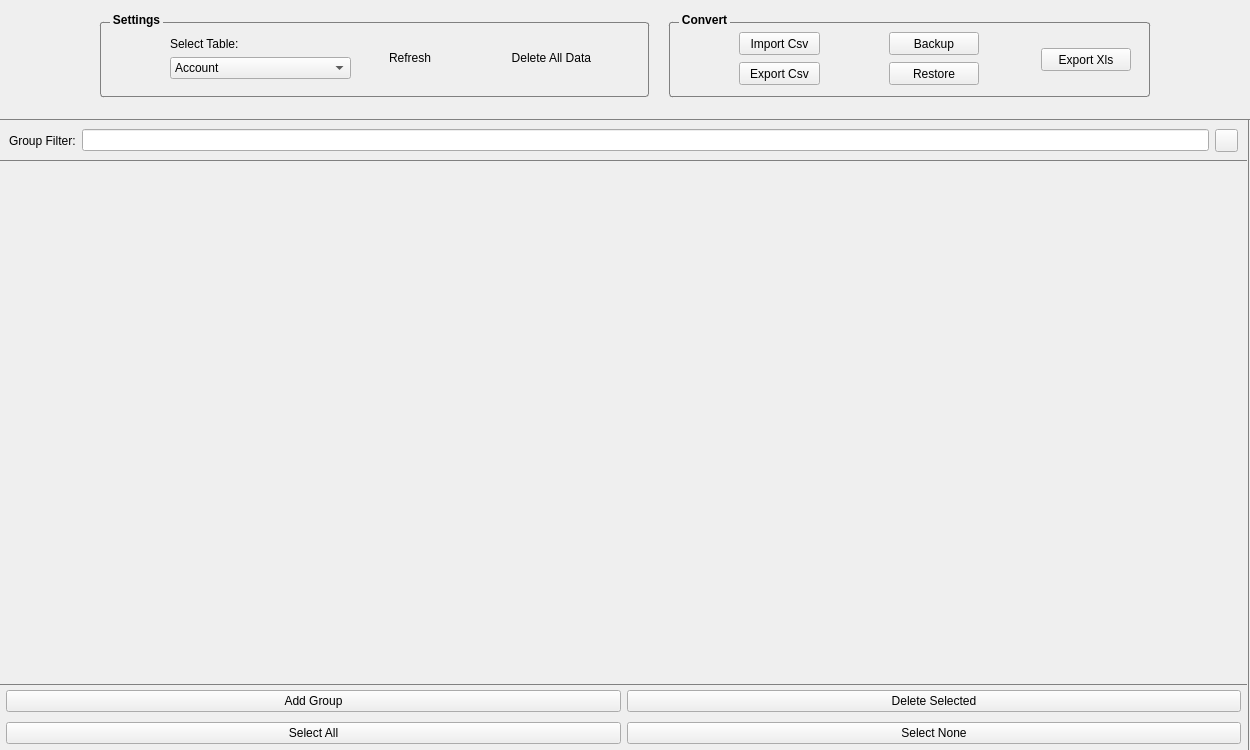
This is Engine/databaseadmin.ui in bablosoft/BAS as Qt 5 draws it before an edit. The edited form follows.
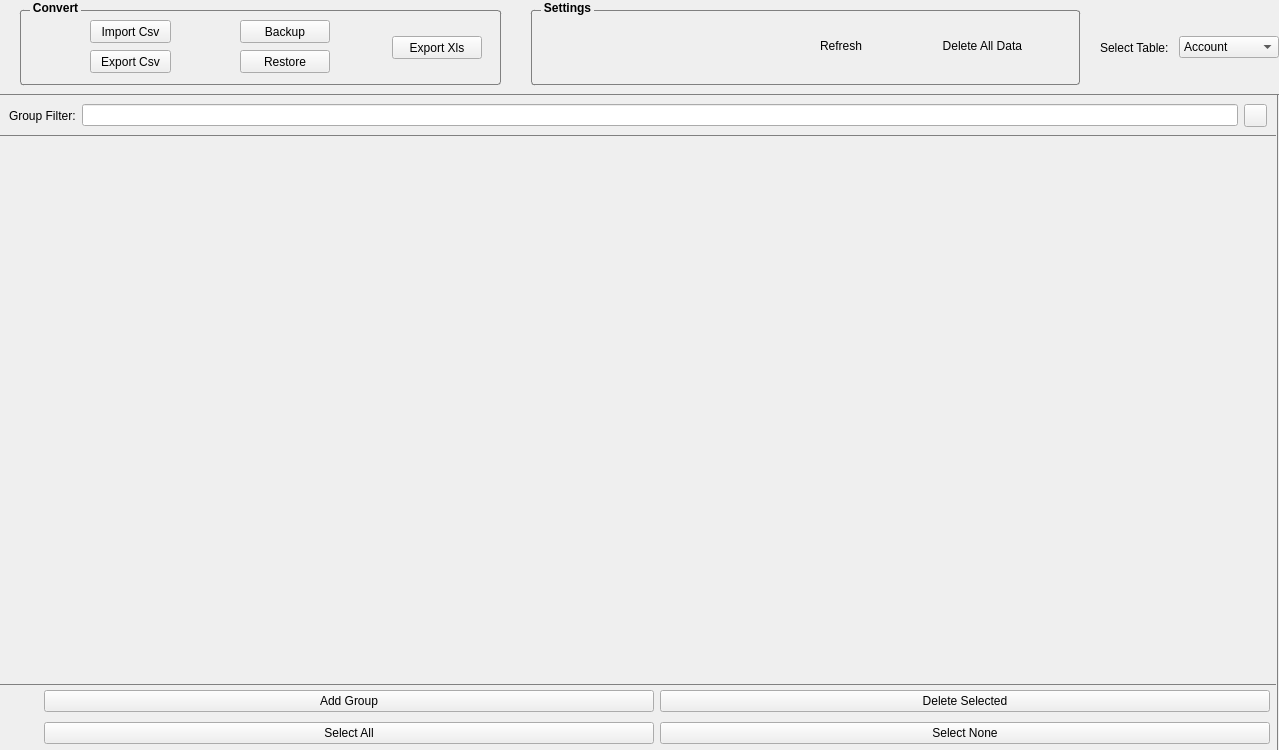
This is the edited form. Icons and pictures are not drawn. Custom widgets are drawn as their Qt base class.

```diff
--- a/Engine/databaseadmin.ui
+++ b/Engine/databaseadmin.ui
@@ -39,7 +39,7 @@
        <property name="minimumSize">
         <size>
          <width>0</width>
-         <height>120</height>
+         <height>45</height>
         </size>
        </property>
        <property name="maximumSize">
@@ -57,10 +57,10 @@
        </property>
        <layout class="QHBoxLayout" name="horizontalLayout">
         <property name="spacing">
-         <number>0</number>
+         <number>10</number>
         </property>
         <property name="leftMargin">
-         <number>0</number>
+         <number>10</number>
         </property>
         <property name="topMargin">
          <number>0</number>
@@ -71,210 +71,6 @@
         <property name="bottomMargin">
          <number>0</number>
         </property>
-        <item>
-         <spacer name="horizontalSpacer_2">
-          <property name="orientation">
-           <enum>Qt::Horizontal</enum>
-          </property>
-          <property name="sizeHint" stdset="0">
-           <size>
-            <width>40</width>
-            <height>20</height>
-           </size>
-          </property>
-         </spacer>
-        </item>
-        <item>
-         <widget class="QGroupBox" name="groupBox_2">
-          <property name="minimumSize">
-           <size>
-            <width>569</width>
-            <height>95</height>
-           </size>
-          </property>
-          <property name="maximumSize">
-           <size>
-            <width>241</width>
-            <height>95</height>
-           </size>
-          </property>
-          <property name="styleSheet">
-           <string notr="true">QGroupBox {
-   border: 1px solid gray;
-   border-radius: 3px;
-   margin: 10px;
-   padding: 0px;
-   font-weight: bold;
-}
-QGroupBox::title {
-     subcontrol-origin: margin;
-     subcontrol-position: top left; 
-   padding:1px;
-   left: 20px;
- }
-QGroupBox::indicator:checked {
-     image: url(:/engine/images/Types/FixedNumber.png);
-width:34px;
-height:34px;
- }
-QGroupBox::indicator:unchecked
-{
-	image: url(:/engine/images/stop_small.png);
- }</string>
-          </property>
-          <property name="title">
-           <string>Settings</string>
-          </property>
-          <widget class="QLabel" name="label">
-           <property name="geometry">
-            <rect>
-             <x>80</x>
-             <y>20</y>
-             <width>111</width>
-             <height>23</height>
-            </rect>
-           </property>
-           <property name="text">
-            <string>Select Table:</string>
-           </property>
-          </widget>
-          <widget class="QComboBox" name="Tables">
-           <property name="geometry">
-            <rect>
-             <x>80</x>
-             <y>45</y>
-             <width>181</width>
-             <height>22</height>
-            </rect>
-           </property>
-           <item>
-            <property name="text">
-             <string>Account</string>
-            </property>
-           </item>
-           <item>
-            <property name="text">
-             <string>Tweet</string>
-            </property>
-           </item>
-          </widget>
-          <widget class="QLabel" name="label_5">
-           <property name="geometry">
-            <rect>
-             <x>30</x>
-             <y>30</y>
-             <width>32</width>
-             <height>32</height>
-            </rect>
-           </property>
-           <property name="minimumSize">
-            <size>
-             <width>32</width>
-             <height>32</height>
-            </size>
-           </property>
-           <property name="maximumSize">
-            <size>
-             <width>32</width>
-             <height>32</height>
-            </size>
-           </property>
-           <property name="text">
-            <string/>
-           </property>
-           <property name="pixmap">
-            <pixmap resource="engine.qrc">:/engine/images/table.png</pixmap>
-           </property>
-           <property name="scaledContents">
-            <bool>true</bool>
-           </property>
-          </widget>
-          <widget class="QLabel" name="label_6">
-           <property name="geometry">
-            <rect>
-             <x>270</x>
-             <y>30</y>
-             <width>71</width>
-             <height>31</height>
-            </rect>
-           </property>
-           <property name="text">
-            <string>Refresh</string>
-           </property>
-           <property name="alignment">
-            <set>Qt::AlignRight|Qt::AlignTrailing|Qt::AlignVCenter</set>
-           </property>
-          </widget>
-          <widget class="QPushButton" name="RefreshButton">
-           <property name="geometry">
-            <rect>
-             <x>350</x>
-             <y>30</y>
-             <width>31</width>
-             <height>31</height>
-            </rect>
-           </property>
-           <property name="text">
-            <string/>
-           </property>
-           <property name="icon">
-            <iconset resource="engine.qrc">
-             <normaloff>:/engine/images/refresh.png</normaloff>:/engine/images/refresh.png</iconset>
-           </property>
-           <property name="iconSize">
-            <size>
-             <width>32</width>
-             <height>32</height>
-            </size>
-           </property>
-           <property name="flat">
-            <bool>true</bool>
-           </property>
-          </widget>
-          <widget class="QPushButton" name="DeleteAllButton">
-           <property name="geometry">
-            <rect>
-             <x>510</x>
-             <y>30</y>
-             <width>31</width>
-             <height>31</height>
-            </rect>
-           </property>
-           <property name="text">
-            <string/>
-           </property>
-           <property name="icon">
-            <iconset resource="engine.qrc">
-             <normaloff>:/engine/images/delete_all.png</normaloff>:/engine/images/delete_all.png</iconset>
-           </property>
-           <property name="iconSize">
-            <size>
-             <width>32</width>
-             <height>32</height>
-            </size>
-           </property>
-           <property name="flat">
-            <bool>true</bool>
-           </property>
-          </widget>
-          <widget class="QLabel" name="label_7">
-           <property name="geometry">
-            <rect>
-             <x>400</x>
-             <y>30</y>
-             <width>101</width>
-             <height>31</height>
-            </rect>
-           </property>
-           <property name="text">
-            <string>Delete All Data</string>
-           </property>
-           <property name="alignment">
-            <set>Qt::AlignRight|Qt::AlignTrailing|Qt::AlignVCenter</set>
-           </property>
-          </widget>
-         </widget>
-        </item>
         <item>
          <widget class="QGroupBox" name="groupBox">
           <property name="minimumSize">
@@ -438,6 +234,169 @@
             <string>Export Xls</string>
            </property>
           </widget>
+          <zorder>ImportCsv</zorder>
+          <zorder>ExportCsv</zorder>
+          <zorder>label_2</zorder>
+          <zorder>label_3</zorder>
+          <zorder>Backup</zorder>
+          <zorder>Restore</zorder>
+          <zorder>label_4</zorder>
+          <zorder>ExportXls</zorder>
+          <zorder>label</zorder>
+         </widget>
+        </item>
+        <item>
+         <widget class="QGroupBox" name="groupBox_2">
+          <property name="minimumSize">
+           <size>
+            <width>569</width>
+            <height>95</height>
+           </size>
+          </property>
+          <property name="maximumSize">
+           <size>
+            <width>241</width>
+            <height>95</height>
+           </size>
+          </property>
+          <property name="styleSheet">
+           <string notr="true">QGroupBox {
+   border: 1px solid gray;
+   border-radius: 3px;
+   margin: 10px;
+   padding: 0px;
+   font-weight: bold;
+}
+QGroupBox::title {
+     subcontrol-origin: margin;
+     subcontrol-position: top left; 
+   padding:1px;
+   left: 20px;
+ }
+QGroupBox::indicator:checked {
+     image: url(:/engine/images/Types/FixedNumber.png);
+width:34px;
+height:34px;
+ }
+QGroupBox::indicator:unchecked
+{
+	image: url(:/engine/images/stop_small.png);
+ }</string>
+          </property>
+          <property name="title">
+           <string>Settings</string>
+          </property>
+          <widget class="QLabel" name="label_6">
+           <property name="geometry">
+            <rect>
+             <x>270</x>
+             <y>30</y>
+             <width>71</width>
+             <height>31</height>
+            </rect>
+           </property>
+           <property name="text">
+            <string>Refresh</string>
+           </property>
+           <property name="alignment">
+            <set>Qt::AlignRight|Qt::AlignTrailing|Qt::AlignVCenter</set>
+           </property>
+          </widget>
+          <widget class="QPushButton" name="RefreshButton">
+           <property name="geometry">
+            <rect>
+             <x>350</x>
+             <y>30</y>
+             <width>31</width>
+             <height>31</height>
+            </rect>
+           </property>
+           <property name="text">
+            <string/>
+           </property>
+           <property name="icon">
+            <iconset resource="engine.qrc">
+             <normaloff>:/engine/images/refresh.png</normaloff>:/engine/images/refresh.png</iconset>
+           </property>
+           <property name="iconSize">
+            <size>
+             <width>32</width>
+             <height>32</height>
+            </size>
+           </property>
+           <property name="flat">
+            <bool>true</bool>
+           </property>
+          </widget>
+          <widget class="QPushButton" name="DeleteAllButton">
+           <property name="geometry">
+            <rect>
+             <x>510</x>
+             <y>30</y>
+             <width>31</width>
+             <height>31</height>
+            </rect>
+           </property>
+           <property name="text">
+            <string/>
+           </property>
+           <property name="icon">
+            <iconset resource="engine.qrc">
+             <normaloff>:/engine/images/delete_all.png</normaloff>:/engine/images/delete_all.png</iconset>
+           </property>
+           <property name="iconSize">
+            <size>
+             <width>32</width>
+             <height>32</height>
+            </size>
+           </property>
+           <property name="flat">
+            <bool>true</bool>
+           </property>
+          </widget>
+          <widget class="QLabel" name="label_7">
+           <property name="geometry">
+            <rect>
+             <x>400</x>
+             <y>30</y>
+             <width>101</width>
+             <height>31</height>
+            </rect>
+           </property>
+           <property name="text">
+            <string>Delete All Data</string>
+           </property>
+           <property name="alignment">
+            <set>Qt::AlignRight|Qt::AlignTrailing|Qt::AlignVCenter</set>
+           </property>
+          </widget>
+         </widget>
+        </item>
+        <item>
+         <widget class="QLabel" name="label">
+          <property name="text">
+           <string>Select Table:</string>
+          </property>
+         </widget>
+        </item>
+        <item>
+         <widget class="QComboBox" name="Tables">
+          <property name="minimumSize">
+           <size>
+            <width>100</width>
+            <height>0</height>
+           </size>
+          </property>
+          <item>
+           <property name="text">
+            <string>Account</string>
+           </property>
+          </item>
+          <item>
+           <property name="text">
+            <string>Tweet</string>
+           </property>
+          </item>
          </widget>
         </item>
         <item>
@@ -604,7 +563,7 @@
                  <x>0</x>
                  <y>0</y>
                  <width>1245</width>
-                 <height>515</height>
+                 <height>540</height>
                 </rect>
                </property>
                <property name="styleSheet">
@@ -674,6 +633,41 @@
                <property name="bottomMargin">
                 <number>6</number>
                </property>
+               <item>
+                <widget class="QPushButton" name="MenuButton">
+                 <property name="minimumSize">
+                  <size>
+                   <width>32</width>
+                   <height>32</height>
+                  </size>
+                 </property>
+                 <property name="maximumSize">
+                  <size>
+                   <width>32</width>
+                   <height>32</height>
+                  </size>
+                 </property>
+                 <property name="focusPolicy">
+                  <enum>Qt::NoFocus</enum>
+                 </property>
+                 <property name="text">
+                  <string/>
+                 </property>
+                 <property name="icon">
+                  <iconset resource="engine.qrc">
+                   <normaloff>:/engine/images/menu.png</normaloff>:/engine/images/menu.png</iconset>
+                 </property>
+                 <property name="iconSize">
+                  <size>
+                   <width>32</width>
+                   <height>32</height>
+                  </size>
+                 </property>
+                 <property name="flat">
+                  <bool>true</bool>
+                 </property>
+                </widget>
+               </item>
                <item>
                 <layout class="QGridLayout" name="gridLayout">
                  <property name="verticalSpacing">
```
